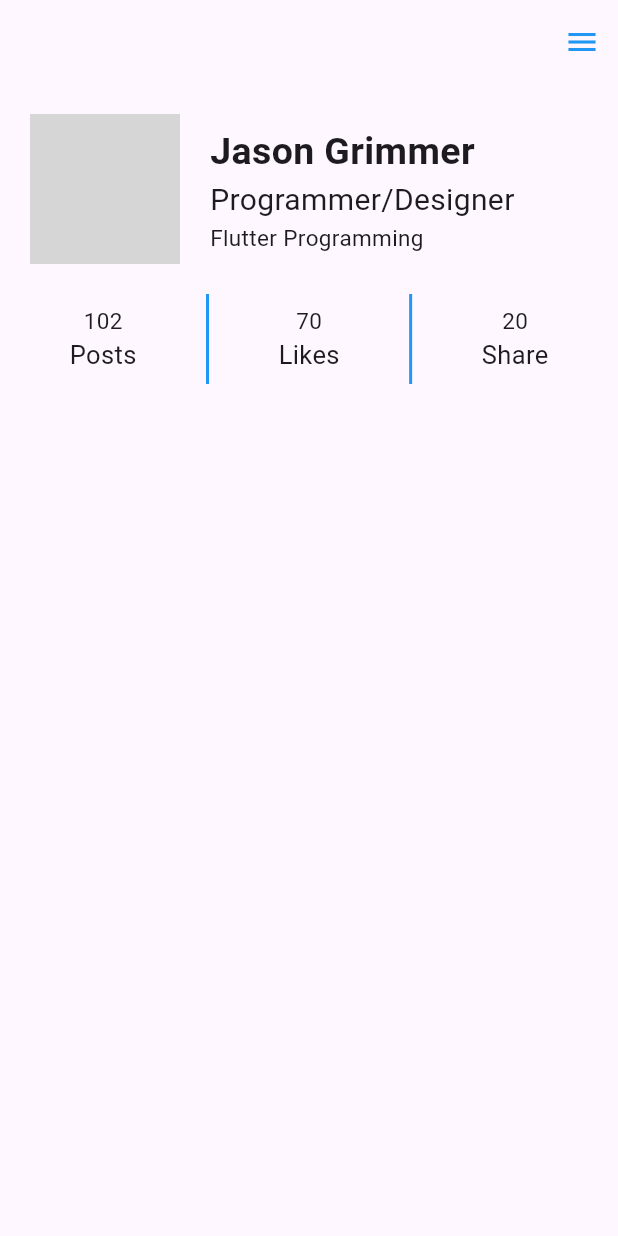
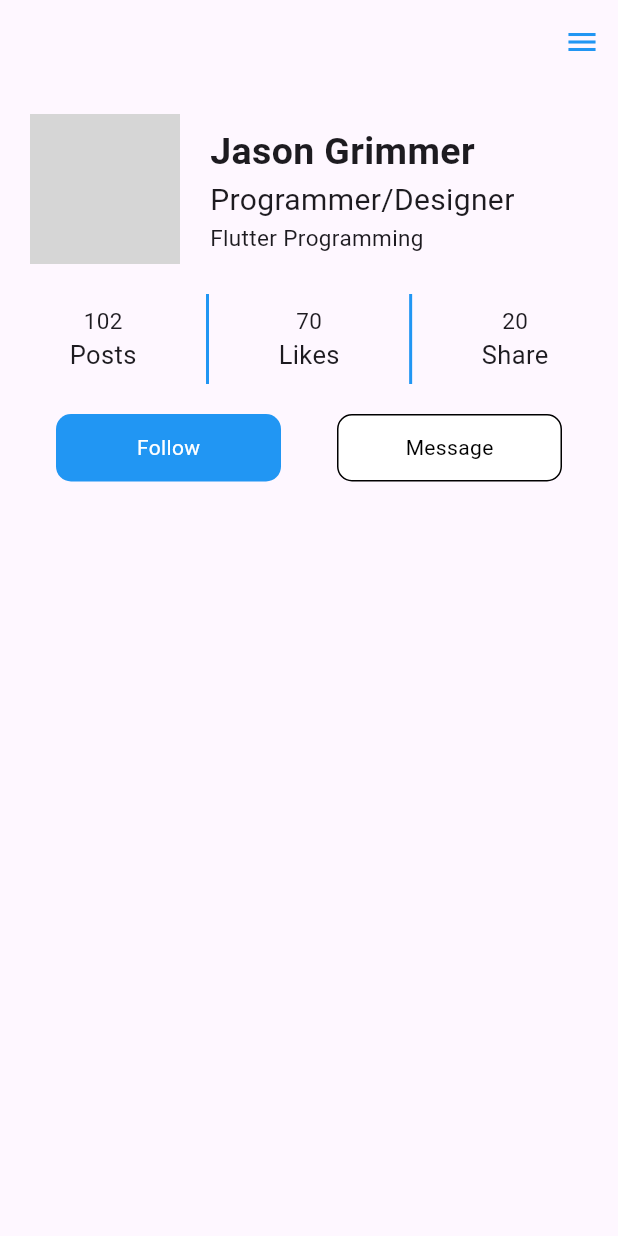
Before and after one commit to Choisj01/Flutter-PJ-CSJ, a Flutter app: the screen it shows after launch, on a phone screen of 412 x 824 dp. Run offline on Flutter 3.47's test engine with Material 3 defaults, Android fonts, the phone set to English and light mode, and no system bars; grey boxes are pictures that could not be loaded.

```diff
--- a/03.플러터PJ/app_03_profile/lib/main.dart
+++ b/03.플러터PJ/app_03_profile/lib/main.dart
@@ -7,7 +7,8 @@ import 'package:app_03_profile/components/profile_header.dart';
 import 'package:app_03_profile/components/profile_drawer.dart';
 // 프로파일 카운트 정보 불러오기
 import 'package:app_03_profile/components/profile_count_info.dart';
-
+// 프로파일 버튼 불러오기
+import 'package:app_03_profile/components/profile_buttons.dart';
 
 void main() {
   runApp(const MyApp());
@@ -56,7 +57,7 @@ class ProfilePage extends StatelessWidget {
           ProfileCountInfo(),
           SizedBox(height: 20), // 위아래 간격
           // 3. 프로파일 버튼
-
+          ProfileButtons(),
         ],
       ),
     );
```
